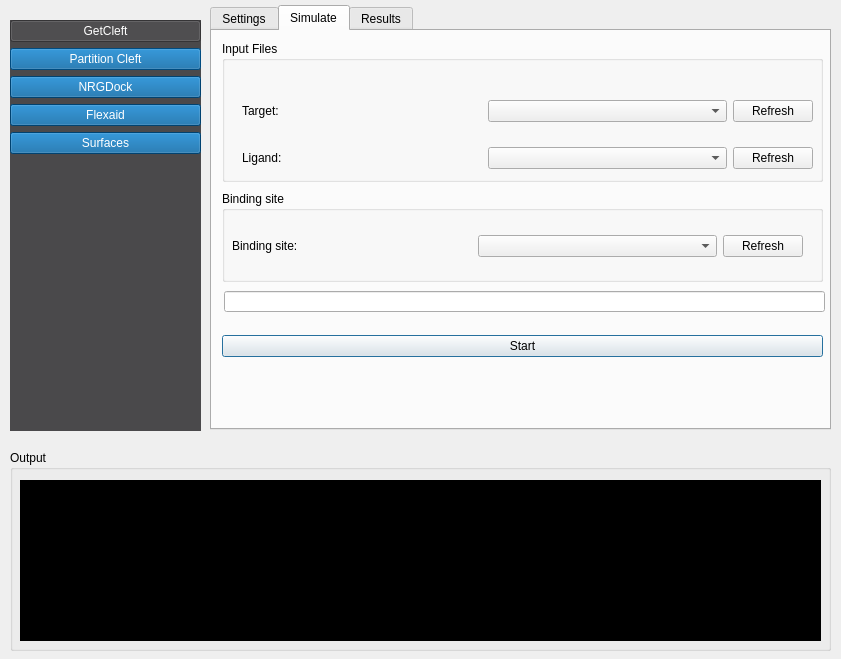
Above: nrgdock_widget.ui from ThomasDesc/NRG_plugin before the change. Below: the same form after it.
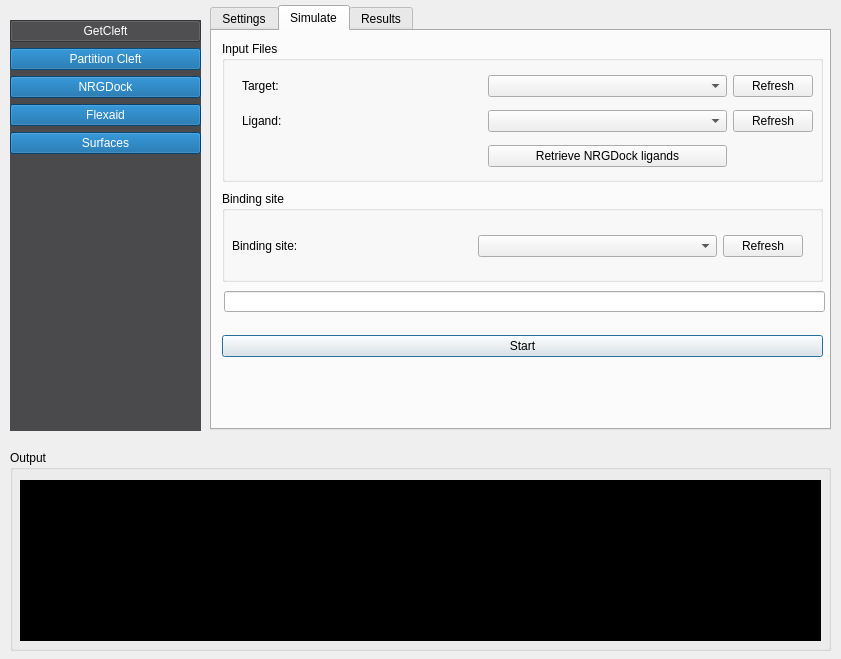
That is the form after the change. The open tabs and pages were chosen to show the change.

Commit message: ligand sets

Diff of the .ui file:
```diff
--- a/nrgdock_widget.ui
+++ b/nrgdock_widget.ui
@@ -714,7 +714,7 @@
         <property name="geometry">
          <rect>
           <x>20</x>
-          <y>40</y>
+          <y>27</y>
           <width>571</width>
           <height>108</height>
          </rect>
@@ -773,6 +773,13 @@
            </property>
           </widget>
          </item>
+         <item row="2" column="1">
+          <widget class="QPushButton" name="flexaid_retrieve_nrgdock_ligands">
+           <property name="text">
+            <string>Retrieve NRGDock ligands</string>
+           </property>
+          </widget>
+         </item>
         </layout>
        </widget>
       </widget>
```
Left out of the diff: 2 changed lines with no effect on the pictures. The commit also changes 3 other files.
